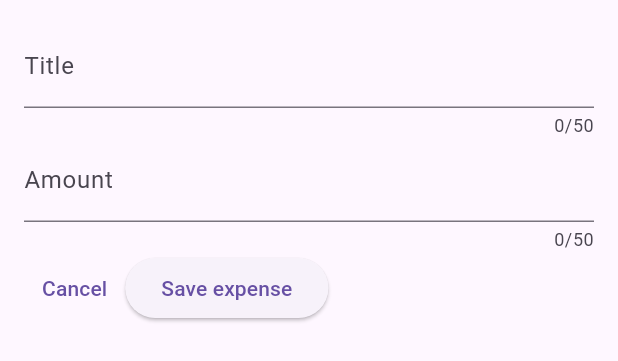
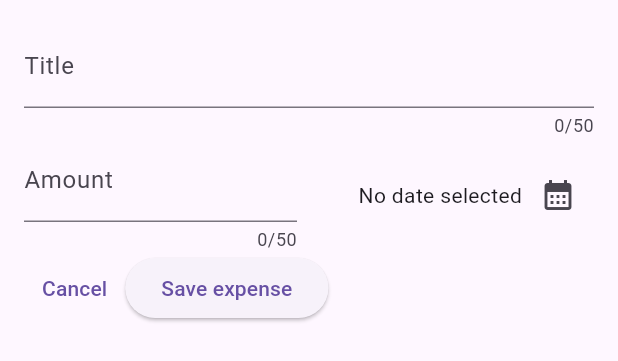
Before and after one commit to Angel-dash/Berries_tracker, a Flutter app: the NewExpense widget shown alone on an empty page, opened directly, on a phone screen of 412 x 824 dp. Shown: the top 361 px of the screen. Run offline on Flutter 3.47's test engine with Material 2 defaults, Android fonts, the phone set to English and light mode, and no system bars.

Commit message:
Added date picker

```diff
--- a/lib/widgets/new_expense.dart
+++ b/lib/widgets/new_expense.dart
@@ -1,5 +1,6 @@
 import 'package:flutter/material.dart';
-import 'package:flutter/rendering.dart';
+
+import 'package:expense_tracker/models/expense.dart';
 
 class NewExpense extends StatefulWidget {
   const NewExpense({super.key});
@@ -12,6 +13,21 @@ class NewExpense extends StatefulWidget {
 class _NewExpenseState extends State<NewExpense> {
   final _titleController = TextEditingController();
   final _amountController = TextEditingController();
+  DateTime? _selectedDate;
+
+  void _presentDatePicker() async {
+    final now = DateTime.now();
+    final firstDate = DateTime(now.year - 1, now.month, now.day);
+    final pickedDate = await showDatePicker(
+      context: context,
+      initialDate: now,
+      firstDate: firstDate,
+      lastDate: now,
+    );
+    setState(() {
+      _selectedDate = pickedDate;
+    });
+  }
 
   @override
   void dispose() {
@@ -34,7 +50,10 @@ class _NewExpenseState extends State<NewExpense> {
               label: Text("Title "),
             ),
           ),
-          TextField(
+          Row(
+            children: [
+              Expanded(
+                child: TextField(
                   controller: _amountController,
                   keyboardType: TextInputType.number,
                   maxLength: 50,
@@ -42,6 +61,29 @@ class _NewExpenseState extends State<NewExpense> {
                     prefixText: 'Rs ',
                     label: Text("Amount "),
                   ),
+                ),
+              ),
+              const SizedBox(width: 16),
+              Expanded(
+                child: Row(
+                  mainAxisAlignment: MainAxisAlignment.end,
+                  crossAxisAlignment: CrossAxisAlignment.center,
+                  children: [
+                    Text(
+                      _selectedDate == null
+                          ? 'No date selected'
+                          : formatter.format(_selectedDate!),
+                    ),
+                    IconButton(
+                      onPressed: _presentDatePicker,
+                      icon: const Icon(
+                        Icons.calendar_month,
+                      ),
+                    )
+                  ],
+                ),
+              )
+            ],
           ),
           Row(
             children: [
```
Lines whose indentation alone changed are shown as unchanged.
